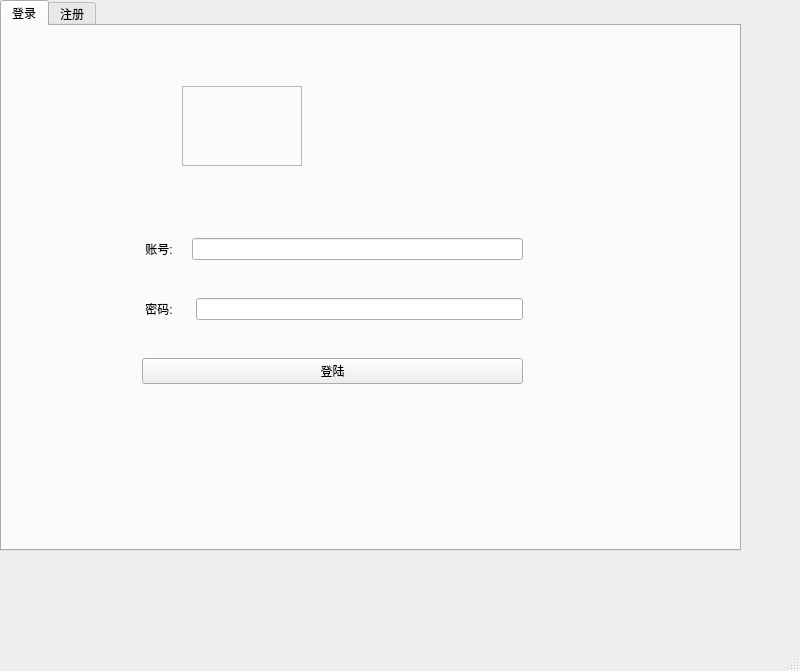
This is Stream/mainwindow.ui in yahoo17/Stream as Qt 5 draws it before an edit. The edited form follows.
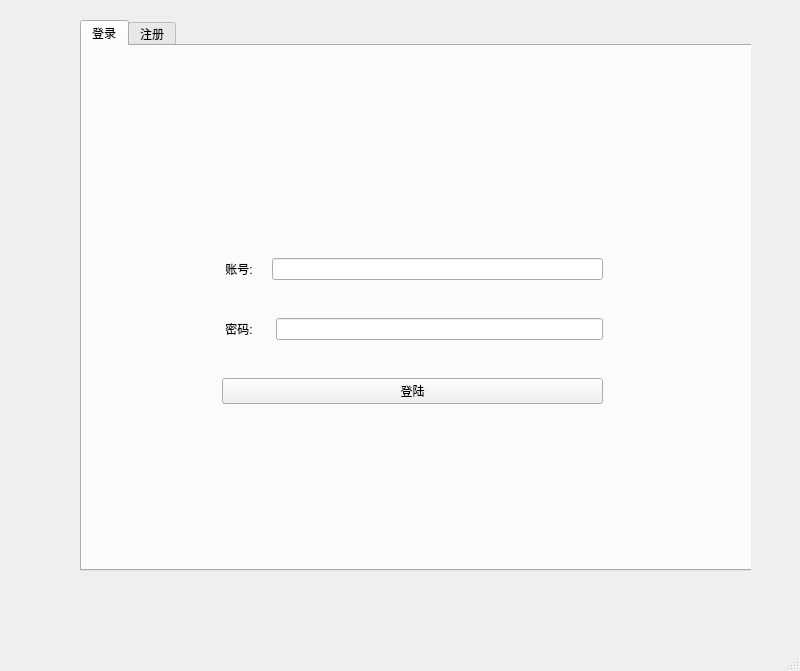
This is the edited form.

```diff
--- a/Stream/mainwindow.ui
+++ b/Stream/mainwindow.ui
@@ -18,7 +18,7 @@
     <property name="geometry">
      <rect>
       <x>0</x>
-      <y>0</y>
+      <y>20</y>
       <width>751</width>
       <height>571</height>
      </rect>
@@ -26,12 +26,15 @@
     <widget class="QTabWidget" name="u8">
      <property name="geometry">
       <rect>
-       <x>0</x>
+       <x>80</x>
        <y>0</y>
        <width>741</width>
        <height>551</height>
       </rect>
      </property>
+     <property name="styleSheet">
+      <string notr="true"/>
+     </property>
      <property name="currentIndex">
       <number>0</number>
      </property>
@@ -90,22 +93,6 @@
         </item>
        </layout>
       </widget>
-      <widget class="QFrame" name="frame">
-       <property name="geometry">
-        <rect>
-         <x>180</x>
-         <y>60</y>
-         <width>120</width>
-         <height>80</height>
-        </rect>
-       </property>
-       <property name="frameShape">
-        <enum>QFrame::StyledPanel</enum>
-       </property>
-       <property name="frameShadow">
-        <enum>QFrame::Raised</enum>
-       </property>
-      </widget>
      </widget>
      <widget class="QWidget" name="SignUp">
       <attribute name="title">
```
